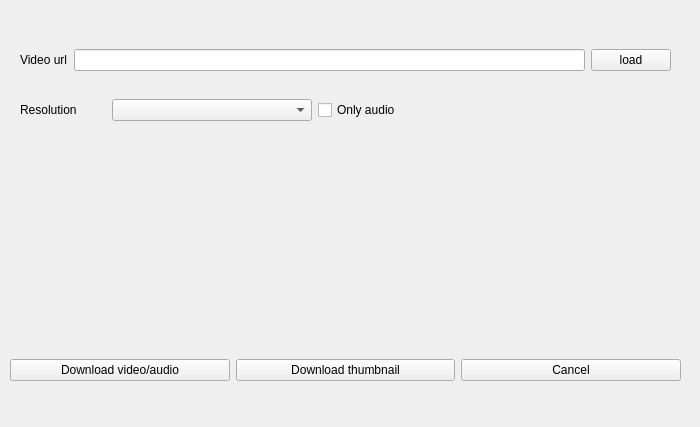
The window that mainWindow.ui (nickolay-frolov/VideoDownloader) describes before a commit, drawn with Qt 5.
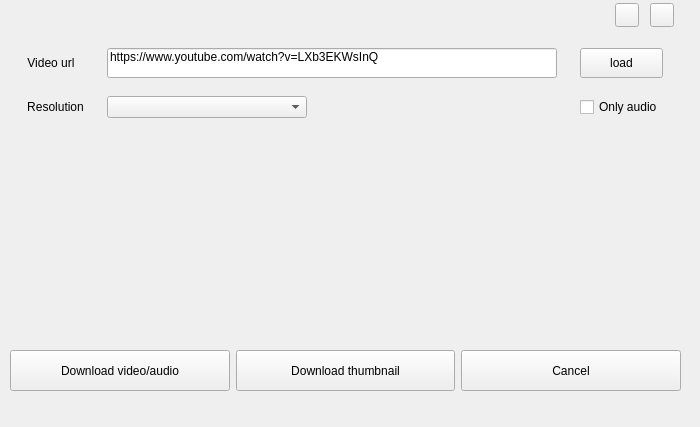
The same window after the commit.

What changed in the file:
```diff
--- a/mainWindow.ui
+++ b/mainWindow.ui
@@ -36,9 +36,9 @@
     <property name="geometry">
      <rect>
       <x>20</x>
-      <y>180</y>
+      <y>170</y>
       <width>261</width>
-      <height>151</height>
+      <height>161</height>
      </rect>
     </property>
     <property name="styleSheet">
@@ -52,14 +52,20 @@
     <property name="geometry">
      <rect>
       <x>10</x>
-      <y>330</y>
+      <y>350</y>
       <width>671</width>
-      <height>80</height>
+      <height>41</height>
      </rect>
     </property>
     <layout class="QHBoxLayout" name="horizontalLayout">
      <item>
       <widget class="QPushButton" name="download_video_btn">
+       <property name="sizePolicy">
+        <sizepolicy hsizetype="Minimum" vsizetype="Minimum">
+         <horstretch>0</horstretch>
+         <verstretch>0</verstretch>
+        </sizepolicy>
+       </property>
        <property name="text">
         <string>Download video/audio</string>
        </property>
@@ -67,6 +73,12 @@
      </item>
      <item>
       <widget class="QPushButton" name="download_thumbnail_btn">
+       <property name="sizePolicy">
+        <sizepolicy hsizetype="Minimum" vsizetype="Minimum">
+         <horstretch>0</horstretch>
+         <verstretch>0</verstretch>
+        </sizepolicy>
+       </property>
        <property name="text">
         <string>Download thumbnail</string>
        </property>
@@ -74,6 +86,12 @@
      </item>
      <item>
       <widget class="QPushButton" name="cancel_btn">
+       <property name="sizePolicy">
+        <sizepolicy hsizetype="Minimum" vsizetype="Minimum">
+         <horstretch>0</horstretch>
+         <verstretch>0</verstretch>
+        </sizepolicy>
+       </property>
        <property name="text">
         <string>Cancel</string>
        </property>
@@ -110,93 +128,6 @@
      <set>Qt::AlignBottom|Qt::AlignRight|Qt::AlignTrailing</set>
     </property>
    </widget>
-   <widget class="QWidget" name="horizontalLayoutWidget_2">
-    <property name="geometry">
-     <rect>
-      <x>20</x>
-      <y>20</y>
-      <width>651</width>
-      <height>80</height>
-     </rect>
-    </property>
-    <layout class="QHBoxLayout" name="horizontalLayout_3">
-     <item>
-      <widget class="QLabel" name="url_label">
-       <property name="sizePolicy">
-        <sizepolicy hsizetype="Fixed" vsizetype="Preferred">
-         <horstretch>0</horstretch>
-         <verstretch>0</verstretch>
-        </sizepolicy>
-       </property>
-       <property name="text">
-        <string>Video url</string>
-       </property>
-      </widget>
-     </item>
-     <item>
-      <widget class="QLineEdit" name="url_le">
-       <property name="focusPolicy">
-        <enum>Qt::StrongFocus</enum>
-       </property>
-      </widget>
-     </item>
-     <item>
-      <widget class="QPushButton" name="load_info_btn">
-       <property name="text">
-        <string>load</string>
-       </property>
-      </widget>
-     </item>
-    </layout>
-   </widget>
-   <widget class="QWidget" name="horizontalLayoutWidget_3">
-    <property name="geometry">
-     <rect>
-      <x>20</x>
-      <y>70</y>
-      <width>381</width>
-      <height>80</height>
-     </rect>
-    </property>
-    <layout class="QHBoxLayout" name="horizontalLayout_4">
-     <item>
-      <widget class="QLabel" name="res_label">
-       <property name="text">
-        <string>Resolution</string>
-       </property>
-      </widget>
-     </item>
-     <item>
-      <widget class="QComboBox" name="res_cb">
-       <property name="sizePolicy">
-        <sizepolicy hsizetype="Fixed" vsizetype="Fixed">
-         <horstretch>0</horstretch>
-         <verstretch>0</verstretch>
-        </sizepolicy>
-       </property>
-       <property name="minimumSize">
-        <size>
-         <width>200</width>
-         <height>0</height>
-        </size>
-       </property>
-      </widget>
-     </item>
-     <item>
-      <widget class="QCheckBox" name="audio_chb">
-       <property name="sizePolicy">
-        <sizepolicy hsizetype="Fixed" vsizetype="Fixed">
-         <horstretch>0</horstretch>
-         <verstretch>0</verstretch>
-        </sizepolicy>
-       </property>
-       <property name="text">
-        <string>Only audio</string>
-       </property>
-      </widget>
-     </item>
-    </layout>
-   </widget>
    <widget class="QWidget" name="verticalLayoutWidget">
     <property name="geometry">
      <rect>
@@ -250,6 +181,188 @@
      </item>
     </layout>
    </widget>
+   <widget class="QWidget" name="gridLayoutWidget">
+    <property name="geometry">
+     <rect>
+      <x>10</x>
+      <y>40</y>
+      <width>671</width>
+      <height>91</height>
+     </rect>
+    </property>
+    <layout class="QGridLayout" name="gridLayout">
+     <item row="0" column="0">
+      <widget class="QLabel" name="url_label">
+       <property name="sizePolicy">
+        <sizepolicy hsizetype="Fixed" vsizetype="Fixed">
+         <horstretch>0</horstretch>
+         <verstretch>0</verstretch>
+        </sizepolicy>
+       </property>
+       <property name="text">
+        <string>Video url</string>
+       </property>
+       <property name="alignment">
+        <set>Qt::AlignCenter</set>
+       </property>
+      </widget>
+     </item>
+     <item row="1" column="1">
+      <widget class="QComboBox" name="res_cb">
+       <property name="sizePolicy">
+        <sizepolicy hsizetype="Fixed" vsizetype="Fixed">
+         <horstretch>0</horstretch>
+         <verstretch>0</verstretch>
+        </sizepolicy>
+       </property>
+       <property name="minimumSize">
+        <size>
+         <width>200</width>
+         <height>0</height>
+        </size>
+       </property>
+      </widget>
+     </item>
+     <item row="0" column="1">
+      <widget class="QLineEdit" name="url_le">
+       <property name="sizePolicy">
+        <sizepolicy hsizetype="Preferred" vsizetype="Fixed">
+         <horstretch>0</horstretch>
+         <verstretch>0</verstretch>
+        </sizepolicy>
+       </property>
+       <property name="minimumSize">
+        <size>
+         <width>450</width>
+         <height>30</height>
+        </size>
+       </property>
+       <property name="focusPolicy">
+        <enum>Qt::StrongFocus</enum>
+       </property>
+       <property name="text">
+        <string>https://www.youtube.com/watch?v=LXb3EKWsInQ</string>
+       </property>
+       <property name="alignment">
+        <set>Qt::AlignLeading|Qt::AlignLeft|Qt::AlignTop</set>
+       </property>
+       <property name="dragEnabled">
+        <bool>true</bool>
+       </property>
+      </widget>
+     </item>
+     <item row="1" column="0">
+      <widget class="QLabel" name="res_label">
+       <property name="sizePolicy">
+        <sizepolicy hsizetype="Fixed" vsizetype="Fixed">
+         <horstretch>0</horstretch>
+         <verstretch>0</verstretch>
+        </sizepolicy>
+       </property>
+       <property name="text">
+        <string>Resolution</string>
+       </property>
+       <property name="alignment">
+        <set>Qt::AlignCenter</set>
+       </property>
+      </widget>
+     </item>
+     <item row="0" column="2">
+      <widget class="QPushButton" name="load_info_btn">
+       <property name="minimumSize">
+        <size>
+         <width>0</width>
+         <height>30</height>
+        </size>
+       </property>
+       <property name="text">
+        <string>load</string>
+       </property>
+      </widget>
+     </item>
+     <item row="1" column="2">
+      <widget class="QCheckBox" name="audio_chb">
+       <property name="sizePolicy">
+        <sizepolicy hsizetype="Fixed" vsizetype="Fixed">
+         <horstretch>0</horstretch>
+         <verstretch>0</verstretch>
+        </sizepolicy>
+       </property>
+       <property name="minimumSize">
+        <size>
+         <width>0</width>
+         <height>30</height>
+        </size>
+       </property>
+       <property name="text">
+        <string>Only audio</string>
+       </property>
+      </widget>
+     </item>
+    </layout>
+   </widget>
+   <widget class="QWidget" name="horizontalLayoutWidget_2">
+    <property name="geometry">
+     <rect>
+      <x>610</x>
+      <y>0</y>
+      <width>71</width>
+      <height>31</height>
+     </rect>
+    </property>
+    <layout class="QHBoxLayout" name="horizontalLayout_2">
+     <item>
+      <widget class="QPushButton" name="pushButton">
+       <property name="sizePolicy">
+        <sizepolicy hsizetype="Fixed" vsizetype="Fixed">
+         <horstretch>0</horstretch>
+         <verstretch>0</verstretch>
+        </sizepolicy>
+       </property>
+       <property name="minimumSize">
+        <size>
+         <width>16</width>
+         <height>16</height>
+        </size>
+       </property>
+       <property name="maximumSize">
+        <size>
+         <width>24</width>
+         <height>24</height>
+        </size>
+       </property>
+       <property name="text">
+        <string/>
+       </property>
+      </widget>
+     </item>
+     <item>
+      <widget class="QPushButton" name="pushButton_2">
+       <property name="sizePolicy">
+        <sizepolicy hsizetype="Fixed" vsizetype="Fixed">
+         <horstretch>0</horstretch>
+         <verstretch>0</verstretch>
+        </sizepolicy>
+       </property>
+       <property name="minimumSize">
+        <size>
+         <width>16</width>
+         <height>16</height>
+        </size>
+       </property>
+       <property name="maximumSize">
+        <size>
+         <width>24</width>
+         <height>24</height>
+        </size>
+       </property>
+       <property name="text">
+        <string/>
+       </property>
+      </widget>
+     </item>
+    </layout>
+   </widget>
   </widget>
  </widget>
  <resources/>
```
Left out of the diff: 8 changed lines with no effect on the pictures.
